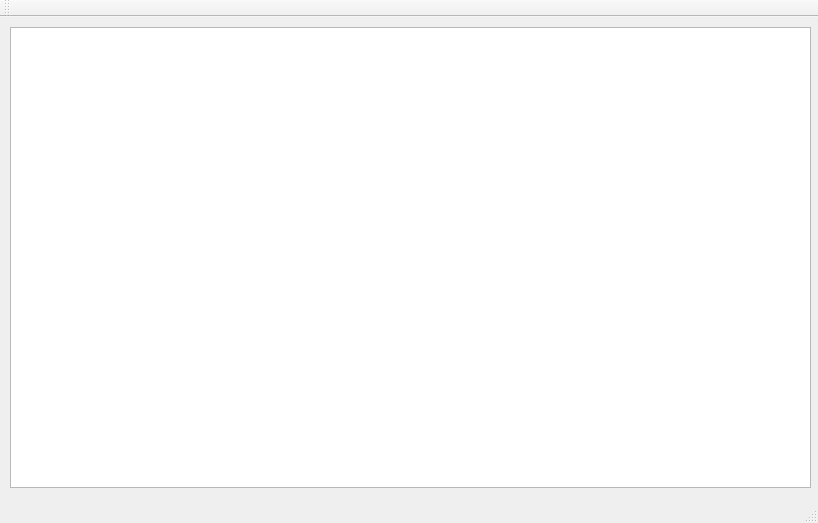
Qt form src/ui/qsologger.ui (jose-lpa/QSOLogger) before a commit.
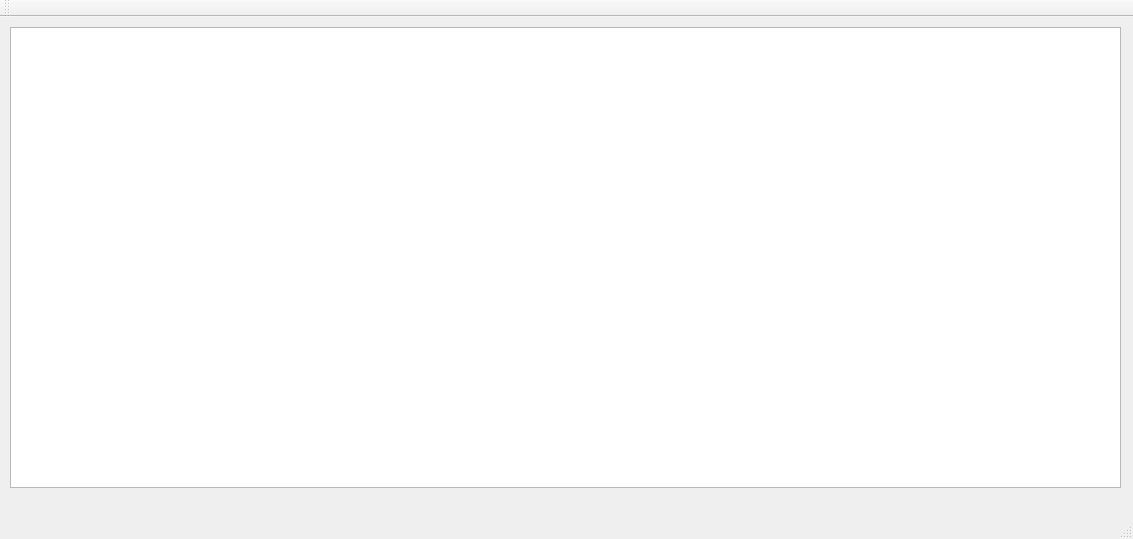
The same form after that commit.

Patch:
```diff
--- a/src/ui/qsologger.ui
+++ b/src/ui/qsologger.ui
@@ -6,8 +6,8 @@
    <rect>
     <x>0</x>
     <y>0</y>
-    <width>818</width>
-    <height>523</height>
+    <width>1133</width>
+    <height>539</height>
    </rect>
   </property>
   <property name="windowTitle">
@@ -19,7 +19,7 @@
      <rect>
       <x>10</x>
       <y>10</y>
-      <width>801</width>
+      <width>1111</width>
       <height>461</height>
      </rect>
     </property>
```
Left out of the diff: 2 changed lines with no effect on the pictures.
